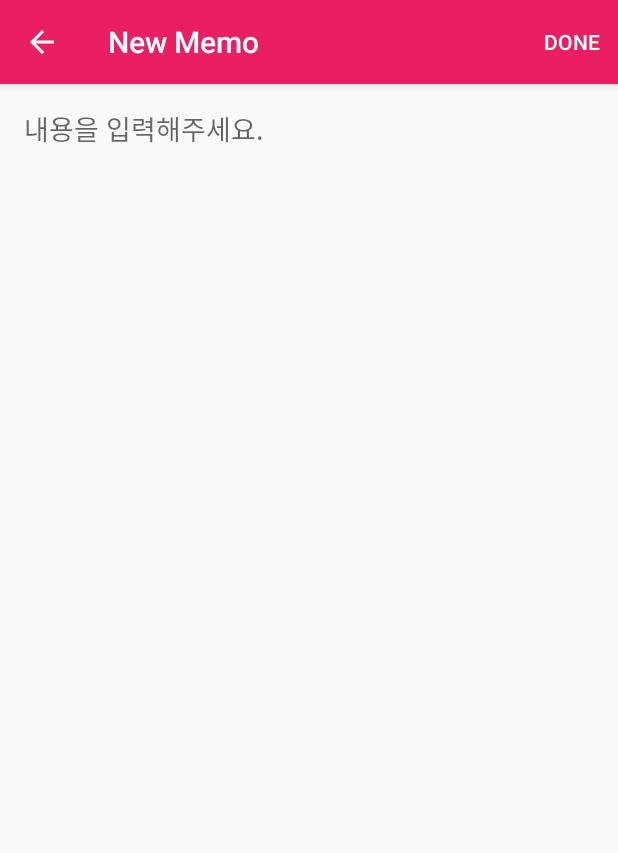
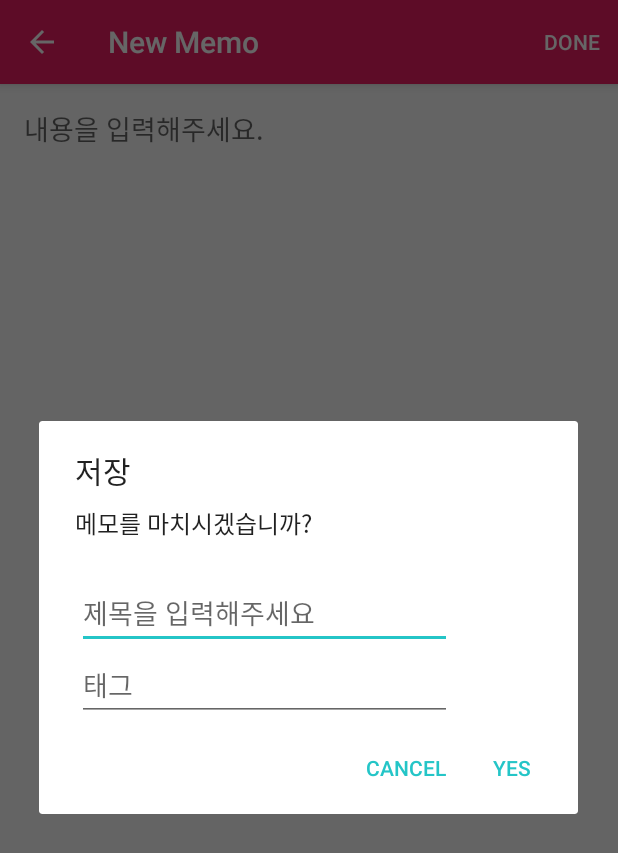
Before and after one commit to nice295/Memo, an Android app: the NewMemoActivity screen opened directly, with no data from a screen before it, after a tap on "DONE", on a phone screen of 412 x 824 dp. Shown: the top 853 px of the screen. Run offline under Robolectric (Android 15) with nearby library versions, the phone set to English and light mode, and no system bars.

Commit message:
sungmin 0818 2:21

```diff
--- a/Android/app/src/main/java/com/nice295/memo/NewMemoActivity.java
+++ b/Android/app/src/main/java/com/nice295/memo/NewMemoActivity.java
@@ -1,9 +1,15 @@
 package com.nice295.memo;
 
+import android.content.DialogInterface;
 import android.os.Bundle;
+import android.support.v7.app.AlertDialog;
 import android.support.v7.app.AppCompatActivity;
 import android.support.v7.widget.Toolbar;
+import android.view.LayoutInflater;
 import android.view.Menu;
+import android.view.MenuItem;
+import android.view.View;
+import android.widget.ProgressBar;
 
 /**
  * Created by kyuholee on 2016. 7. 30..
@@ -13,20 +19,58 @@ public  class NewMemoActivity extends AppCompatActivity {
     // khlee: delete useless views
     //private Toolbar tool_bar;                              // Declaring the Toolbar Object
 
+
     @Override
     protected void onCreate(Bundle savedInstanceState) {
         super.onCreate(savedInstanceState);
         setContentView(R.layout.activity_new_memo);
+        getSupportActionBar().setDisplayHomeAsUpEnabled(true);
         /**
          * khlee: delete useless views and view groups
-        tool_bar = (Toolbar) findViewById(R.id.toolbar); // Attaching the layout to the toolbar object
-        setSupportActionBar(tool_bar);                   // Setting toolbar as the ActionBar with setSupportActionBar() call
+         tool_bar = (Toolbar) findViewById(R.id.toolbar); // Attaching the layout to the toolbar object
+         setSupportActionBar(tool_bar);                   // Setting toolbar as the ActionBar with setSupportActionBar() call
          */
     }
     @Override
-    public boolean onCreateOptionsMenu(Menu menu) {
-        // Inflate the menu; this adds items to the action bar if it is present.
+    public boolean onCreateOptionsMenu(final Menu menu) {
         getMenuInflater().inflate(R.menu.menu_memo, menu);
+
         return true;
     }
+
+    @Override
+    public boolean onOptionsItemSelected(MenuItem item) {
+        int id = item.getItemId();
+        if (id == R.id.edit_mode) {
+            showAddDialog();
+        }
+        if (id == android.R.id.home) {
+            finish();
+        }
+        return true;
+
+    }
+    private void showAddDialog() {
+        AlertDialog.Builder dialogBuilder = new AlertDialog.Builder(this, R.style.DialogTheme);
+        LayoutInflater inflater = this.getLayoutInflater();
+        final View dialogView = inflater.inflate(R.layout.memo_complete, null);
+        dialogBuilder.setView(dialogView);
+
+        dialogBuilder.setTitle(getString(R.string.Title));
+        dialogBuilder.setMessage(getString(R.string.Desc1));
+        //dialogBuilder.setMessage("");
+        dialogBuilder.setPositiveButton(getString(R.string.add), new DialogInterface.OnClickListener() {
+            @Override
+            public void onClick(DialogInterface dialogInterface, int i) {
+
+            }
+        });
+        dialogBuilder.setNegativeButton(getString(R.string.cancel), new DialogInterface.OnClickListener() {
+            public void onClick(DialogInterface dialog, int whichButton) {
+            }
+        });
+
+        AlertDialog b = dialogBuilder.create();
+        b.show();
+    }
 }
--- /dev/null
+++ b/Android/app/src/main/res/layout/memo_complete.xml
@@ -0,0 +1,22 @@
+<?xml version="1.0" encoding="utf-8"?>
+<LinearLayout xmlns:android="http://schemas.android.com/apk/res/android"
+    android:orientation="vertical" android:layout_width="match_parent"
+    android:layout_height="match_parent">
+
+    <EditText
+        android:layout_width="250dp"
+        android:layout_marginLeft="25dp"
+        android:layout_marginRight="25dp"
+        android:layout_height="wrap_content"
+        android:id="@+id/memoname"
+        android:hint="제목을 입력해주세요"/>
+
+    <EditText
+        android:layout_width="250dp"
+        android:layout_marginLeft="25dp"
+        android:layout_marginRight="25dp"
+        android:layout_height="wrap_content"
+        android:id="@+id/memodesc"
+        android:hint="태그"/>
+
+</LinearLayout>
--- a/Android/app/src/main/res/menu/menu_memo.xml
+++ b/Android/app/src/main/res/menu/menu_memo.xml
@@ -8,5 +8,5 @@
         android:id="@+id/edit_mode"
         android:orderInCategory="300"
         android:title="Done"
-        app:showAsAction="ifRoom"></item>
+        app:showAsAction="always"></item>
 </menu>
--- a/Android/app/src/main/res/values/strings.xml
+++ b/Android/app/src/main/res/values/strings.xml
@@ -6,4 +6,5 @@
     <string name="Desc">녹음을 끝내시겠습니까?</string>
     <string name="add">Yes</string>
     <string name="cancel">Cancel</string>
+    <string name="Desc1">메모를 마치시겠습니까?</string>
 </resources>
```
